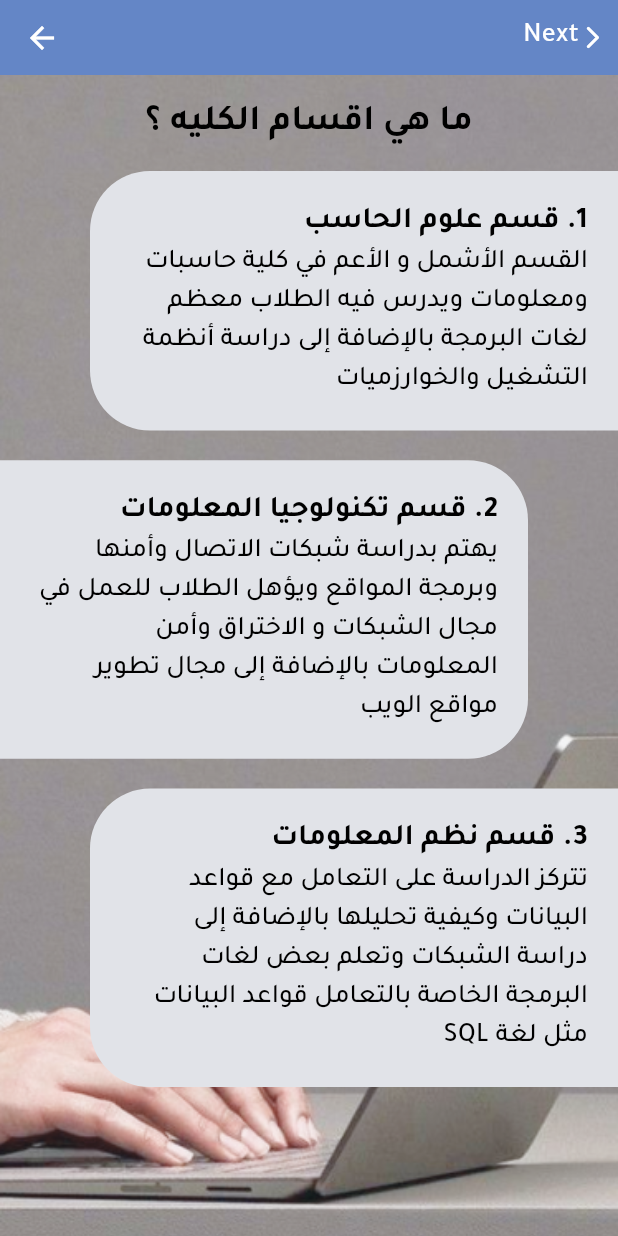
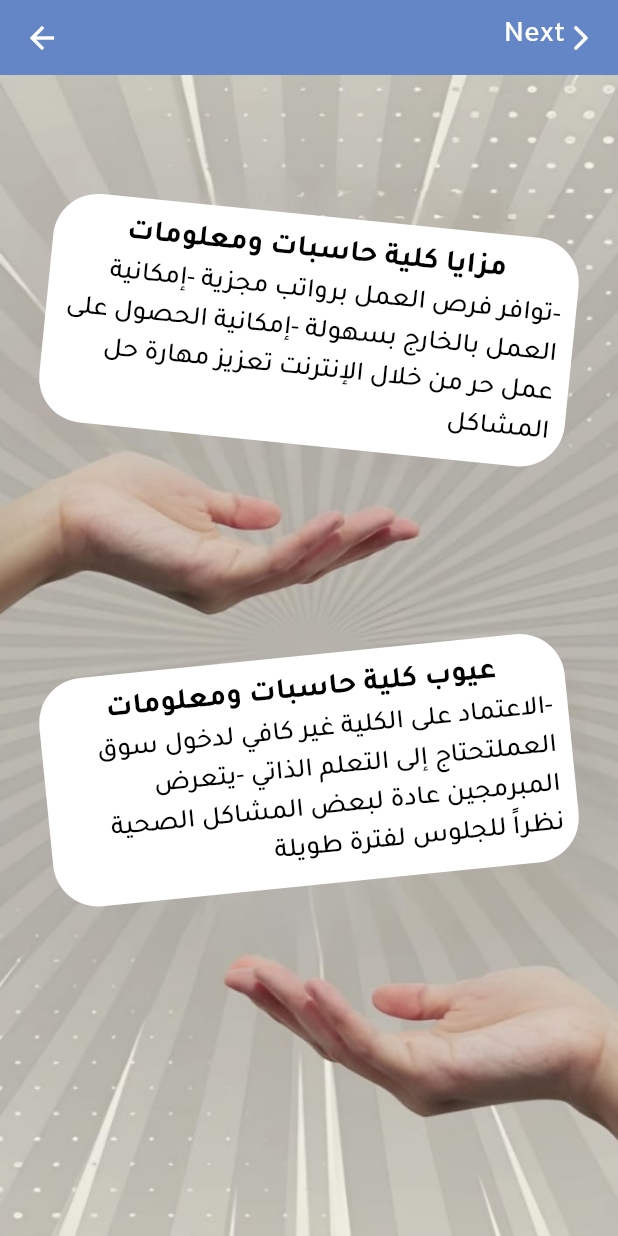
Before and after one commit to MohamedEzzat5/eduhub, a Flutter app: the SecondGuestScreen screen opened by its route, after a tap on "Next", on a phone screen of 412 x 824 dp. Run offline on Flutter 3.47's test engine with Material 3 defaults, Android fonts, the light colour scheme and no system bars; our stand-ins replace bloc, dartz, dio, equatable, fluttertoast, get_it and 2 more; accounts and stored records are empty.

Commit message:
all guest screens done

```diff
--- a/lib/config/routes/app_routes.dart
+++ b/lib/config/routes/app_routes.dart
@@ -3,6 +3,8 @@ import 'package:faculty_app/features/guest/screens/second_guest_screen.dart';
 import 'package:faculty_app/features/splash/presentation/screens/splash_view.dart';
 import 'package:flutter/material.dart';
 import '../../core/utils/app_strings.dart';
+import '../../features/guest/screens/fourth_guest_screen.dart';
+import '../../features/guest/screens/third_guest_screen.dart';
 
 class Routes {
   static const initialRoute = '/';
@@ -29,6 +31,16 @@ class AppRoutes {
           builder: (context) => const SecondGuestScreen(),
         );
 
+        case Routes.thirdGuestScreen:
+        return MaterialPageRoute(
+          builder: (context) => const ThirdGuestScreen(),
+        );
+
+        case Routes.fourthGuestScreen:
+        return MaterialPageRoute(
+          builder: (context) => const FourthGuestScreen(),
+        );
+
       default:
         return undefinedRoute();
     }
--- a/lib/core/utils/app_strings.dart
+++ b/lib/core/utils/app_strings.dart
@@ -36,4 +36,18 @@ class AppStrings {
   static const String secondGuestText6 = '3. قسم نظم المعلومات';
   static const String secondGuestText7 =
       'تتركز الدراسة على التعامل مع قواعد البيانات وكيفية تحليلها بالإضافة إلى دراسة الشبكات وتعلم بعض لغات البرمجة الخاصة بالتعامل قواعد البيانات مثل لغة SQL';
+  static const String thirdGuestText1 = 'مزايا كلية حاسبات ومعلومات';
+  static const String thirdGuestText2 = '-توافر فرص العمل برواتب مجزية -إمكانية العمل بالخارج بسهولة -إمكانية الحصول على عمل حر من خلال الإنترنت تعزيز مهارة حل المشاكل';
+  static const String thirdGuestText3 = 'عيوب كلية حاسبات ومعلومات';
+  static const String thirdGuestText4 = '-الاعتماد على الكلية غير كافي لدخول سوق العملتحتاج إلى التعلم الذاتي -يتعرض المبرمجين عادة لبعض المشاكل الصحية نظراً للجلوس لفترة طويلة';
+
+
+
+
+
+
+
+
+
+
 }
--- a/lib/core/widgets/custom_app_bar.dart
+++ b/lib/core/widgets/custom_app_bar.dart
@@ -38,14 +38,14 @@ class CustomAppBar extends StatelessWidget implements PreferredSizeWidget {
                     children: [
                       Text(
                         actionTitle,
-                        style: Styles.textStyle18.copyWith(color: Colors.white),
+                        style: Styles.textStyle20.copyWith(color: Colors.white),
                       ),
                       const Icon(
                         Icons.arrow_forward_ios_rounded,
-                        size: 18,
+                        size: 20,
                       ),
                       const SizedBox(
-                        width: 8,
+                        width: 15,
                       ),
                     ],
                   ),
--- /dev/null
+++ b/lib/features/guest/screens/fourth_guest_screen.dart
@@ -0,0 +1,27 @@
+
+import 'package:faculty_app/config/routes/app_routes.dart';
+import 'package:faculty_app/core/widgets/custom_app_bar.dart';
+import 'package:faculty_app/generated/assets.dart';
+import 'package:flutter/material.dart';
+import '../widgets/custom_guest_body.dart';
+
+class FourthGuestScreen extends StatelessWidget {
+  const FourthGuestScreen({super.key});
+
+  @override
+  Widget build(BuildContext context) {
+    return Scaffold(
+      appBar: CustomAppBar(
+        height: 50,
+        actionTitle: 'Exit',
+        actionOnPress: () {
+          Navigator.pushReplacementNamed(context, Routes.initialRoute);
+        },
+      ),
+      body: const CustomGuestBody(
+        bgImage: Assets.imagesGuest4,
+        bodyWidget: SizedBox()
+      ),
+    );
+  }
+}
--- a/lib/features/guest/screens/second_guest_screen.dart
+++ b/lib/features/guest/screens/second_guest_screen.dart
@@ -1,3 +1,4 @@
+import 'package:faculty_app/config/routes/app_routes.dart';
 import 'package:faculty_app/core/utils/app_strings.dart';
 import 'package:faculty_app/core/utils/style.dart';
 import 'package:faculty_app/core/widgets/custom_app_bar.dart';
@@ -14,7 +15,9 @@ class SecondGuestScreen extends StatelessWidget {
       appBar: CustomAppBar(
         height: 50,
         actionTitle: 'Next',
-        actionOnPress: () {},
+        actionOnPress: () {
+          Navigator.pushNamed(context, Routes.thirdGuestScreen);
+        },
       ),
       body: CustomGuestBody(
         bgImage: Assets.imagesGuest2,
--- /dev/null
+++ b/lib/features/guest/screens/third_guest_screen.dart
@@ -0,0 +1,89 @@
+
+import 'package:faculty_app/config/routes/app_routes.dart';
+import 'package:faculty_app/core/utils/app_strings.dart';
+import 'package:faculty_app/core/widgets/custom_app_bar.dart';
+import 'package:faculty_app/generated/assets.dart';
+import 'package:flutter/cupertino.dart';
+import 'package:flutter/material.dart';
+import '../../../core/utils/style.dart';
+import '../widgets/custom_guest_body.dart';
+
+class ThirdGuestScreen extends StatelessWidget {
+  const ThirdGuestScreen({super.key});
+
+  @override
+  Widget build(BuildContext context) {
+    return Scaffold(
+      appBar: CustomAppBar(
+        height: 50,
+        actionTitle: 'Next',
+        actionOnPress: () {
+          Navigator.pushNamed(context, Routes.fourthGuestScreen);
+
+        },
+      ),
+      body: CustomGuestBody(
+        bgImage: Assets.imagesGuest3,
+        bodyWidget: Column(
+          crossAxisAlignment: CrossAxisAlignment.center,
+          children: [
+            const Spacer(flex: 2,),
+            Transform.rotate(
+              angle: 0.1,
+              child: Container(
+                margin: const EdgeInsets.symmetric(horizontal: 30),
+                padding: const EdgeInsets.all(10),
+                decoration:  BoxDecoration(
+                    color: Colors.white,
+                    borderRadius: BorderRadius.circular(30)),
+                child: Column(
+                  crossAxisAlignment: CrossAxisAlignment.center,
+                  children: [
+                    Text(
+                      AppStrings.thirdGuestText1,
+                      style: Styles.textStyle20.copyWith(color: Colors.black,fontWeight: FontWeight.w600),
+                      textDirection: TextDirection.rtl,
+                    ),
+                    Text(
+                      AppStrings.thirdGuestText2,
+                      style: Styles.textStyle18.copyWith(color: Colors.black),
+                      textDirection: TextDirection.rtl,
+                    ),
+                  ],
+                ),
+              ),
+            ),
+            const Spacer(flex: 3,),
+            Transform.rotate(
+              angle: -0.1,
+              child: Container(
+                margin: const EdgeInsets.symmetric(horizontal: 30),
+                padding: const EdgeInsets.all(10),
+                decoration:  BoxDecoration(
+                    color: Colors.white,
+                    borderRadius: BorderRadius.circular(30)),
+                child: Column(
+                  crossAxisAlignment: CrossAxisAlignment.center,
+                  children: [
+                    Text(
+                      AppStrings.thirdGuestText3,
+                      style: Styles.textStyle20.copyWith(color: Colors.black,fontWeight: FontWeight.w600),
+                      textDirection: TextDirection.rtl,
+                    ),
+                    Text(
+                      AppStrings.thirdGuestText4,
+                      style: Styles.textStyle18.copyWith(color: Colors.black),
+                      textDirection: TextDirection.rtl,
+                    ),
+                  ],
+                ),
+              ),
+            ),
+            const Spacer(flex: 5,),
+
+          ],
+        ),
+      ),
+    );
+  }
+}
--- a/lib/features/guest/widgets/custom_guest_body.dart
+++ b/lib/features/guest/widgets/custom_guest_body.dart
@@ -14,7 +14,7 @@ class CustomGuestBody extends StatelessWidget {
         height: double.infinity,
         width: double.infinity,
         decoration:  BoxDecoration(
-            image: DecorationImage(image: AssetImage(bgImage),fit: BoxFit.cover)),
+            image: DecorationImage(image: AssetImage(bgImage),fit: BoxFit.fitWidth   )),
         child: bodyWidget);
   }
 }
```
Also changed, not shown: assets/images/guest3.jpg (added), assets/images/guest4.jpg (added), lib/generated/assets.dart.
